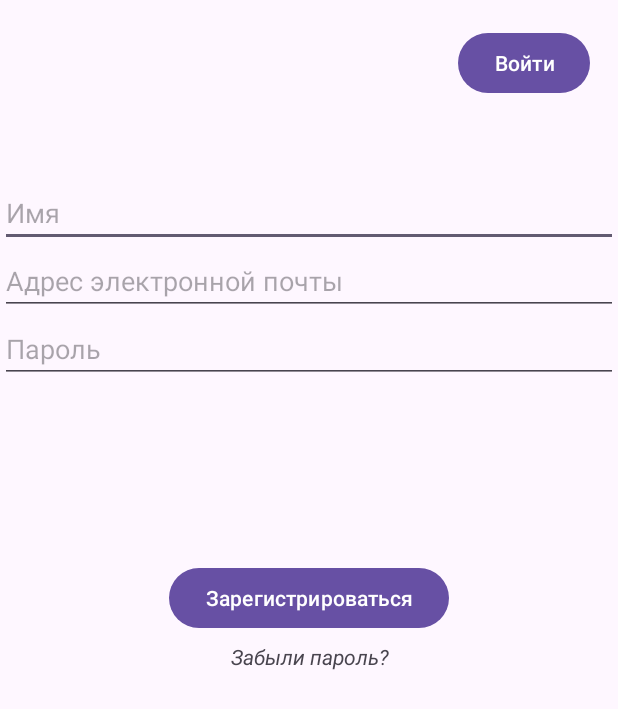
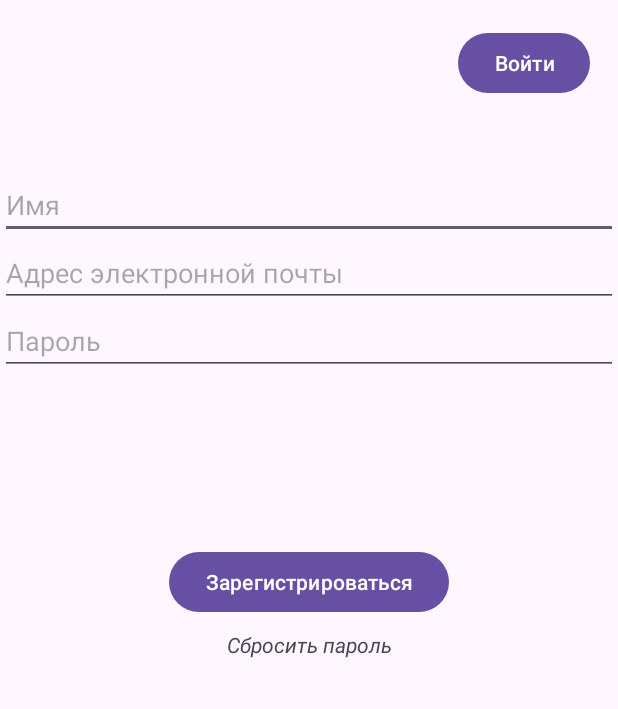
Before and after one commit to MaximKuznecov123/Math_Generator, an Android app: the AuthActivity screen opened directly, with no data from a screen before it, on a phone screen of 412 x 824 dp. Shown: the top 709 px of the screen. Run offline under Robolectric (Android 15) with nearby library versions, the phone set to English and light mode, and no system bars.

```diff
--- /dev/null
+++ b/app/src/main/java/com/example/myapplication/DataManagers/LocaleDataManager.java
@@ -0,0 +1,4 @@
+package com.example.myapplication.DataManagers;
+
+public class LocaleDataManager {
+}
--- a/app/src/main/res/layout/auth_activity.xml
+++ b/app/src/main/res/layout/auth_activity.xml
@@ -52,7 +52,6 @@
             android:layout_width="match_parent"
             android:layout_height="match_parent"
             android:hint="@string/password"
-            android:imeActionLabel="@string/action_sign_in_short"
             android:imeOptions="actionDone"
             android:inputType="textPassword" />
     </LinearLayout>
@@ -66,17 +65,17 @@
         app:layout_constraintEnd_toEndOf="parent"
         app:layout_constraintStart_toStartOf="parent"
         app:layout_constraintTop_toTopOf="parent"
-        app:layout_constraintVertical_bias="0.483" />
+        app:layout_constraintVertical_bias="0.469" />
 
     <TextView
         android:id="@+id/forgotPassword"
-        android:layout_width="0dp"
+        android:layout_width="wrap_content"
         android:layout_height="wrap_content"
-        android:layout_marginTop="5dp"
-        android:text="@string/forgotPassword"
+        android:layout_marginTop="8dp"
+        android:text="@string/reset_password"
         android:textAlignment="center"
         android:textStyle="italic"
-        app:layout_constraintEnd_toEndOf="@+id/auth"
-        app:layout_constraintStart_toStartOf="@+id/auth"
+        app:layout_constraintEnd_toEndOf="parent"
+        app:layout_constraintStart_toStartOf="parent"
         app:layout_constraintTop_toBottomOf="@+id/auth" />
 </androidx.constraintlayout.widget.ConstraintLayout>
--- a/app/src/main/res/values/strings.xml
+++ b/app/src/main/res/values/strings.xml
@@ -4,10 +4,19 @@
     <string name="resume">Продолжить</string>
     <string name="startGame">Начать игру</string>
     <string name="complete">Завершить</string>
+
     <string name="signUp">Зарегистрироваться</string>
     <string name="signIn">Войти</string>
     <string name="email">Адрес электронной почты</string>
     <string name="password">Пароль</string>
     <string name="username">Имя</string>
-    <string name="forgotPassword">Забыли пароль?</string>
+    <string name="reset_password">Сбросить пароль</string>
+
+    <!-- Результат запроса в firebase -->
+    <string name="email_not_correct_error">*Пароль должен содержать не менее 8-ми символов и содержать как минимум 1 заглавную, строчную буквы и 1 цифру</string>
+    <string name="password_not_correct_error">*Некорректный адрес почты</string>
+    <string name="sign_in_error">Неверный email или пароль</string>
+    <string name="success_auth">Успешная аутентификация</string>
+    <string name="unsigned_error">Что-то пошло не так</string>
+    <string name="email_already_in_use">Указанная почта уже используется</string>
 </resources>
--- a/app/src/main/res/xml/data_extraction_rules.xml
+++ b/app/src/main/res/xml/data_extraction_rules.xml
@@ -5,7 +5,7 @@
 -->
 <data-extraction-rules>
     <cloud-backup>
-        <!-- TODO: Use <include> and <exclude> to control what is backed up.
+        <!--  Use <include> and <exclude> to control what is backed up.
         <include .../>
         <exclude .../>
         -->
```
Also changed, not shown: app/src/main/AndroidManifest.xml (+4 -5 lines), app/src/main/java/com/example/myapplication/Activities/AuthActivity.java (+45 -17 lines), app/src/main/java/com/example/myapplication/DataManagers/FireBase/FireBaseManager.java (added, +59 -0 lines), app/src/main/java/com/example/myapplication/DataManagers/FireBaseManager.java (deleted, +0 -53 lines).
